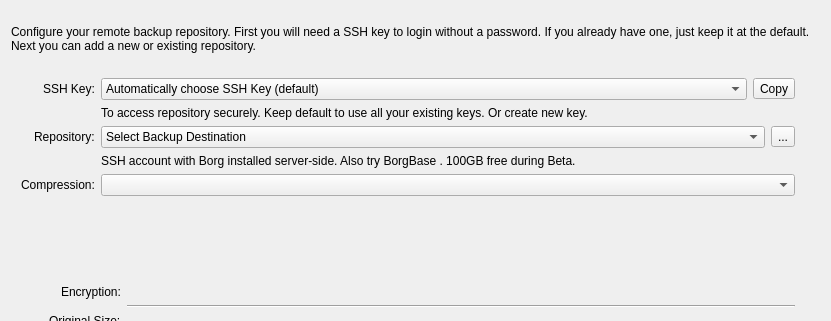
Qt form src/vorta/assets/UI/repotab.ui (borgbase/vorta) before a commit; both pictures show x 0 to 831 and y 0 to 321 of the 831 by 461 pixel window.
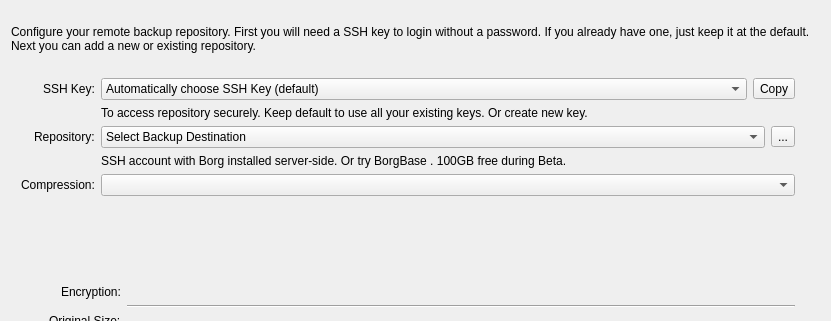
The same form after that commit. Icons and pictures are not drawn.

Commit message: Refactor BorgThread into 2 separate classes.

Patch:
```diff
--- a/src/vorta/assets/UI/repotab.ui
+++ b/src/vorta/assets/UI/repotab.ui
@@ -66,7 +66,7 @@
      <item row="3" column="1">
       <widget class="QLabel" name="label_5">
        <property name="text">
-        <string>&lt;html&gt;&lt;head/&gt;&lt;body&gt;&lt;p&gt;SSH account with Borg installed server-side. Also try &lt;a href=&quot;https://www.borgbase.com?utm_source=vorta&quot;&gt;&lt;span style=&quot; text-decoration: underline; color:#0000ff;&quot;&gt;BorgBase&lt;/span&gt;&lt;/a&gt;. 100GB free during Beta.&lt;/p&gt;&lt;/body&gt;&lt;/html&gt;</string>
+        <string>&lt;html&gt;&lt;head/&gt;&lt;body&gt;&lt;p&gt;SSH account with Borg installed server-side. Or try &lt;a href=&quot;https://www.borgbase.com?utm_source=vorta&quot;&gt;&lt;span style=&quot; text-decoration: underline; color:#0000ff;&quot;&gt;BorgBase&lt;/span&gt;&lt;/a&gt;. 100GB free during Beta.&lt;/p&gt;&lt;/body&gt;&lt;/html&gt;</string>
        </property>
        <property name="openExternalLinks">
         <bool>true</bool>
```
The commit also changes 11 other files.
